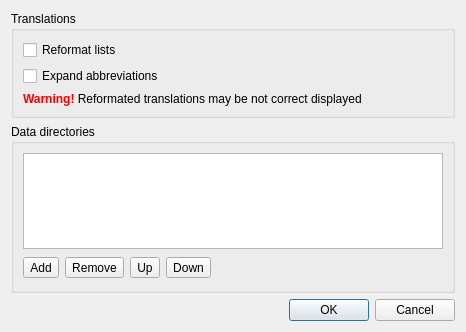
Before: the Qt Designer form plugins/stardict/settingsdialog.ui in qstardict/qstardict, drawn with Qt 5.
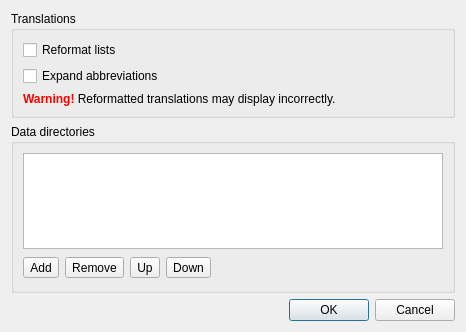
After: the same form once the commit is applied. Icons and pictures are not drawn.

Diff of the .ui file:
```diff
--- a/plugins/stardict/settingsdialog.ui
+++ b/plugins/stardict/settingsdialog.ui
@@ -45,7 +45,7 @@
          <bool>false</bool>
         </property>
         <property name="text" >
-         <string>&lt;b>&lt;font color="red">Warning!&lt;/font>&lt;/b> Reformated translations may be not correct displayed</string>
+         <string>&lt;b>&lt;font color="red">Warning!&lt;/font>&lt;/b> Reformatted translations may display incorrectly.</string>
         </property>
        </widget>
       </item>
```
